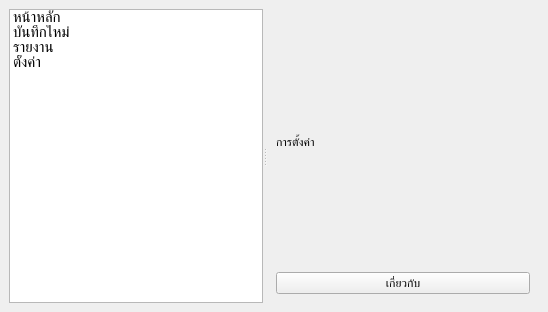
First picture: the form in src/views/main_window.ui, repository xXFirst555Xx/FuelTracker, before the edit.
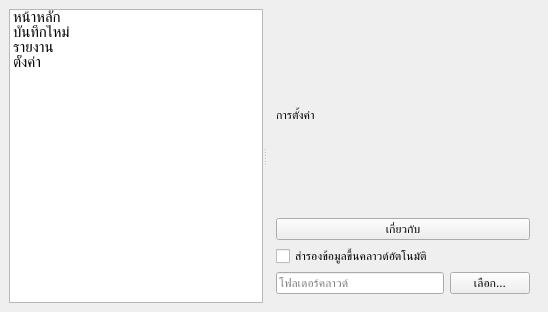
Second picture: the form after the edit. The open tabs and pages were chosen to show the change. Icons and pictures are not drawn.

Commit message: Add cloud sync settings and Excel export

What changed in the file:
```diff
--- a/src/views/main_window.ui
+++ b/src/views/main_window.ui
@@ -169,6 +169,31 @@
            </property>
           </widget>
          </item>
+        <item>
+         <widget class="QCheckBox" name="syncCheckBox">
+          <property name="text">
+           <string>สำรองข้อมูลขึ้นคลาวด์อัตโนมัติ</string>
+          </property>
+         </widget>
+        </item>
+        <item>
+         <layout class="QHBoxLayout" name="cloudPathLayout">
+          <item>
+           <widget class="QLineEdit" name="cloudPathEdit">
+            <property name="placeholderText">
+             <string>โฟลเดอร์คลาวด์</string>
+            </property>
+           </widget>
+          </item>
+          <item>
+           <widget class="QPushButton" name="browseCloudButton">
+            <property name="text">
+             <string>เลือก...</string>
+            </property>
+           </widget>
+          </item>
+         </layout>
+        </item>
         </layout>
        </widget>
       </widget>
```
Lines whose indentation alone changed are shown as unchanged. The commit also changes 10 other files.
